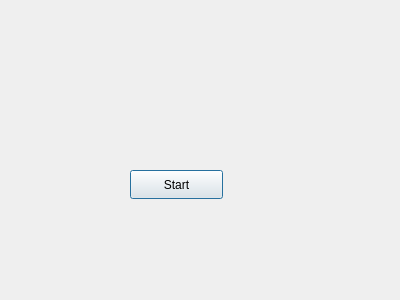
Old version of the form startmenu.ui in the repository daliaeissa/ClashOfClans4hrsAgo.
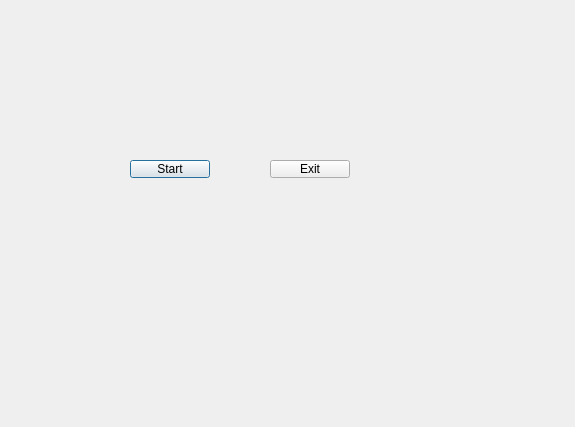
New version of the form.

What changed in the file:
```diff
--- a/startmenu.ui
+++ b/startmenu.ui
@@ -6,8 +6,8 @@
    <rect>
     <x>0</x>
     <y>0</y>
-    <width>400</width>
-    <height>300</height>
+    <width>575</width>
+    <height>427</height>
    </rect>
   </property>
   <property name="windowTitle">
@@ -17,15 +17,28 @@
    <property name="geometry">
     <rect>
      <x>130</x>
-     <y>170</y>
-     <width>93</width>
-     <height>29</height>
+     <y>160</y>
+     <width>80</width>
+     <height>18</height>
     </rect>
    </property>
    <property name="text">
     <string>Start</string>
    </property>
   </widget>
+  <widget class="QPushButton" name="ExitButton">
+   <property name="geometry">
+    <rect>
+     <x>270</x>
+     <y>160</y>
+     <width>80</width>
+     <height>18</height>
+    </rect>
+   </property>
+   <property name="text">
+    <string>Exit</string>
+   </property>
+  </widget>
  </widget>
  <resources/>
  <connections/>
```
Left out of the diff: 2 changed lines with no effect on the pictures.
